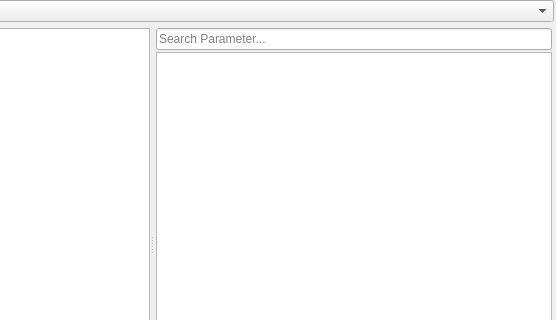
Old version of the form src/option/parametereditor.ui in the repository GAMS-dev/studio; both pictures show x 246 to 802 and y 0 to 320 of the 802 by 459 pixel window.
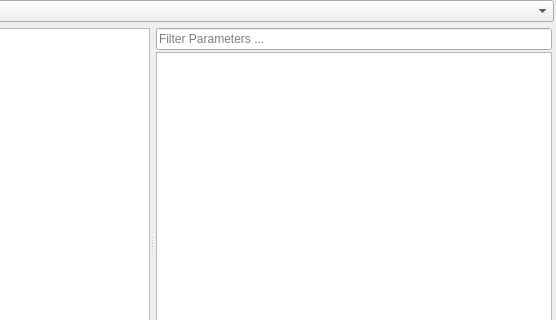
New version of the form. Custom widgets are drawn as their Qt base class.

The edit to the form file:
```diff
--- a/src/option/parametereditor.ui
+++ b/src/option/parametereditor.ui
@@ -182,7 +182,7 @@
           <item>
            <widget class="gams::studio::FilterLineEdit" name="gamsParameterSearch">
             <property name="placeholderText">
-             <string>Search Parameter...</string>
+             <string>Filter Parameters ...</string>
             </property>
            </widget>
           </item>
```
Left out of the diff: 3 changed lines with no effect on the pictures.
